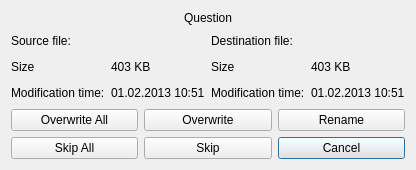
Before: the Qt Designer form qt-app/src/progressdialogs/cpromptdialog.ui in VioletGiraffe/file-commander, drawn with Qt 5.
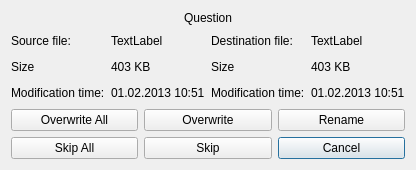
After: the same form once the commit is applied.

The edit to the form file:
```diff
--- a/qt-app/src/progressdialogs/cpromptdialog.ui
+++ b/qt-app/src/progressdialogs/cpromptdialog.ui
@@ -73,6 +73,13 @@
              </property>
             </widget>
            </item>
+           <item row="0" column="1">
+            <widget class="QLabel" name="lblSrcFile">
+             <property name="text">
+              <string>TextLabel</string>
+             </property>
+            </widget>
+           </item>
           </layout>
          </item>
          <item>
@@ -112,6 +119,13 @@
              </property>
             </widget>
            </item>
+           <item row="0" column="1">
+            <widget class="QLabel" name="lblDstFile">
+             <property name="text">
+              <string>TextLabel</string>
+             </property>
+            </widget>
+           </item>
           </layout>
          </item>
         </layout>
```
Left out of the diff: 22 changed lines with no effect on the pictures.
